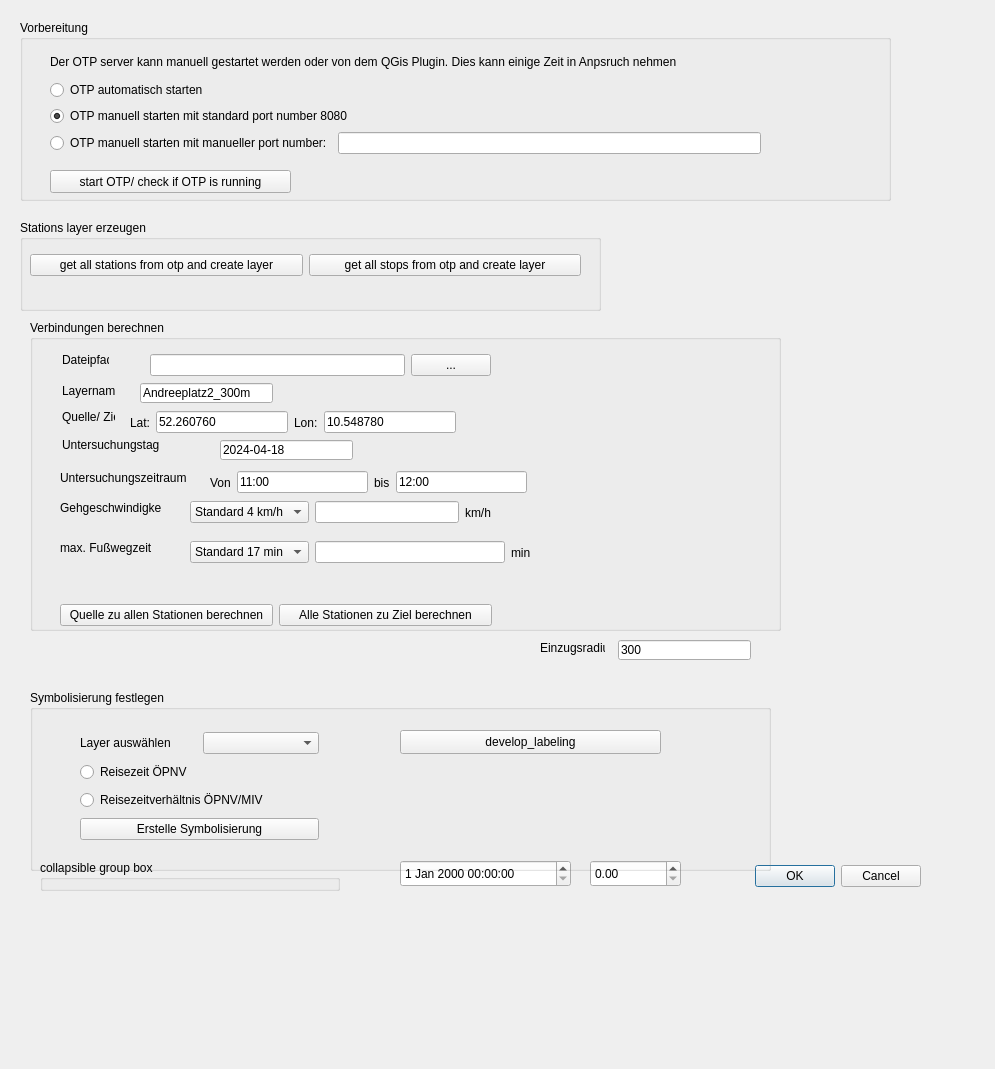
Above: public_transit_analysis_dialog_base.ui from ThanDerJoren/transitReachabilityAnalyser before the change. Below: the same form after it.
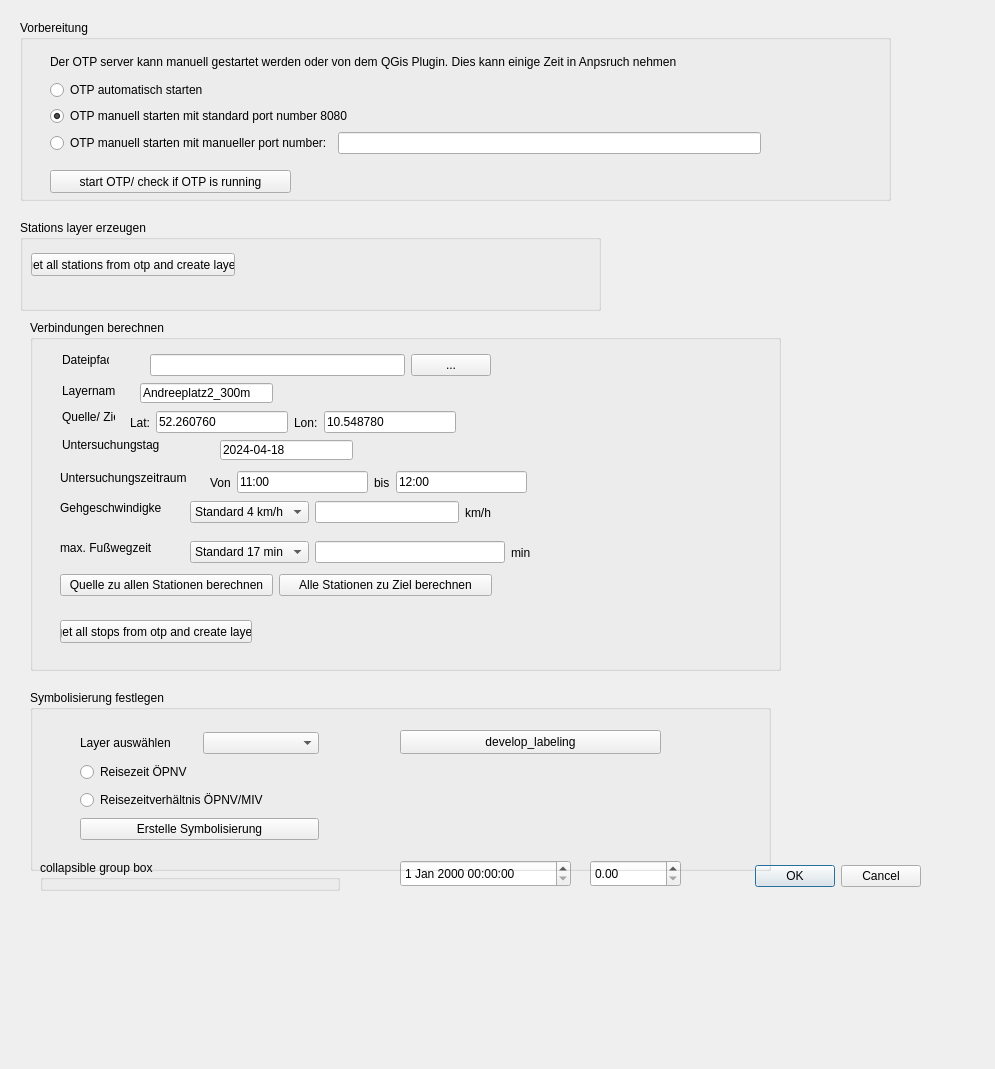
That is the form after the change. Custom widgets are drawn as their Qt base class.

Commit message: new class route, to get the departure times of each route at one stop. new methods in main, to request the departure times and export to geopackage, to controle the data

The edit to the form file:
```diff
--- a/public_transit_analysis_dialog_base.ui
+++ b/public_transit_analysis_dialog_base.ui
@@ -127,31 +127,18 @@
    <property name="title">
     <string>Stations layer erzeugen</string>
    </property>
-   <widget class="QWidget" name="layoutWidget">
+   <widget class="QPushButton" name="pb_get_stations_from_otp">
     <property name="geometry">
      <rect>
-      <x>10</x>
-      <y>30</y>
-      <width>551</width>
-      <height>30</height>
+      <x>11</x>
+      <y>33</y>
+      <width>204</width>
+      <height>23</height>
      </rect>
     </property>
-    <layout class="QHBoxLayout" name="horizontalLayout_2">
-     <item>
-      <widget class="QPushButton" name="pb_get_stations_from_otp">
-       <property name="text">
-        <string>get all stations from otp and create layer</string>
-       </property>
-      </widget>
-     </item>
-     <item>
-      <widget class="QPushButton" name="pb_get_stops_from_otp">
-       <property name="text">
-        <string>get all stops from otp and create layer</string>
-       </property>
-      </widget>
-     </item>
-    </layout>
+    <property name="text">
+     <string>get all stations from otp and create layer</string>
+    </property>
    </widget>
   </widget>
   <widget class="QGroupBox" name="groupBox_3">
@@ -160,7 +147,7 @@
      <x>30</x>
      <y>320</y>
      <width>751</width>
-     <height>311</height>
+     <height>351</height>
     </rect>
    </property>
    <property name="title">
@@ -183,7 +170,7 @@
     <property name="geometry">
      <rect>
       <x>30</x>
-      <y>280</y>
+      <y>250</y>
       <width>432</width>
       <height>30</height>
      </rect>
@@ -463,7 +450,7 @@
      <string>max. Fußwegzeit</string>
     </property>
    </widget>
-   <widget class="QWidget" name="">
+   <widget class="QWidget" name="layoutWidget">
     <property name="geometry">
      <rect>
       <x>160</x>
@@ -499,6 +486,19 @@
      </item>
     </layout>
    </widget>
+   <widget class="QPushButton" name="pb_get_stops_from_otp">
+    <property name="geometry">
+     <rect>
+      <x>30</x>
+      <y>300</y>
+      <width>192</width>
+      <height>23</height>
+     </rect>
+    </property>
+    <property name="text">
+     <string>get all stops from otp and create layer</string>
+    </property>
+   </widget>
   </widget>
   <widget class="QgsDateTimeEdit" name="mDateTimeEdit">
    <property name="geometry">
@@ -606,32 +606,6 @@
     </property>
    </widget>
   </widget>
-  <widget class="QLabel" name="label_6">
-   <property name="geometry">
-    <rect>
-     <x>540</x>
-     <y>640</y>
-     <width>65</width>
-     <height>16</height>
-    </rect>
-   </property>
-   <property name="text">
-    <string>Einzugsradius</string>
-   </property>
-  </widget>
-  <widget class="QLineEdit" name="le_catchment_area">
-   <property name="geometry">
-    <rect>
-     <x>618</x>
-     <y>640</y>
-     <width>133</width>
-     <height>20</height>
-    </rect>
-   </property>
-   <property name="text">
-    <string>300</string>
-   </property>
-  </widget>
  </widget>
  <customwidgets>
   <customwidget>
```
The commit also changes 5 other files.
